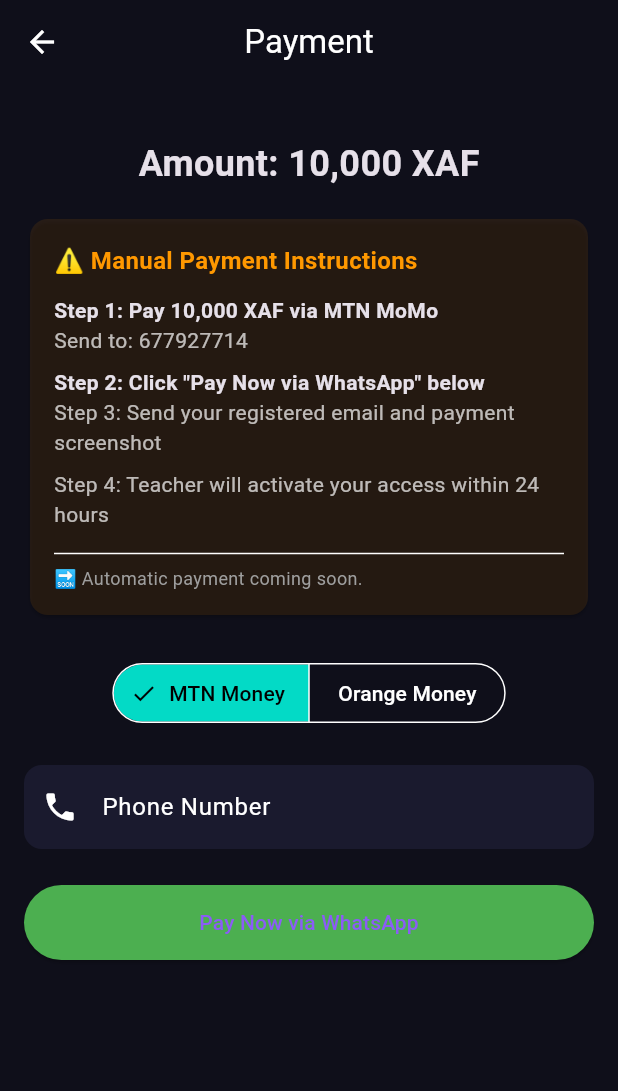
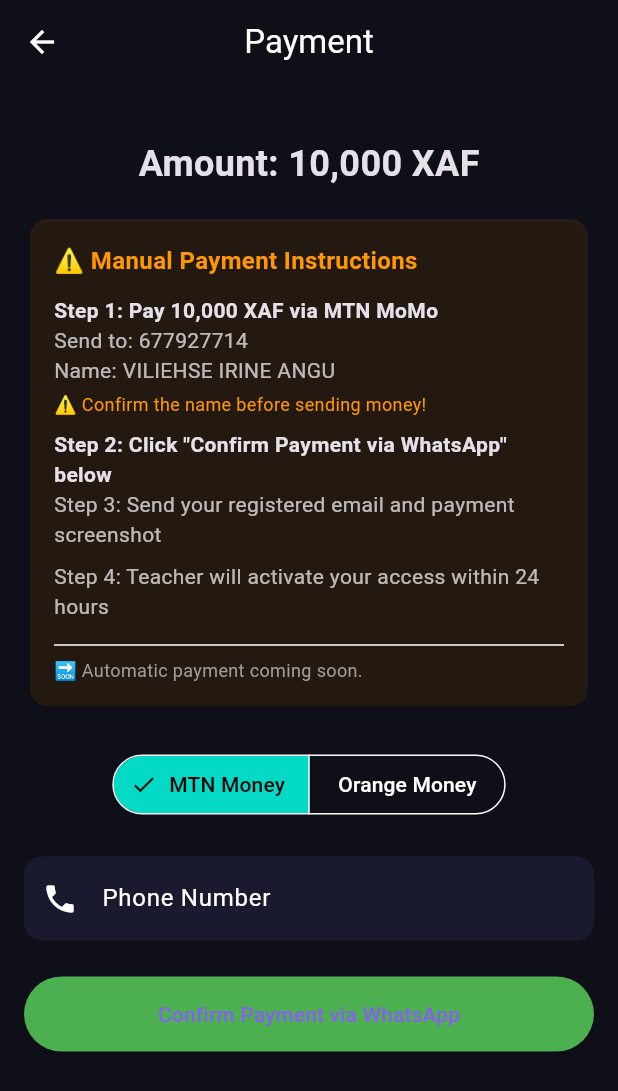
Before and after one commit to akihmluh-collab/SoundWordBuilderFlutter, a Flutter app: the PaymentScreen screen opened directly, on a phone screen of 412 x 824 dp. Shown: the top 1091 px of the screen. Run offline on Flutter 3.47's test engine with Material 3 defaults, Android fonts, the phone set to English and light mode, and no system bars; our stand-ins replace cloud_firestore, connectivity_plus, firebase_auth, firebase_core, firebase_messaging, flutter_local_notifications and 1 more; accounts and stored records are empty.

Commit message:
Updated payment screen: added MoMo name VILIEHSE IRINE ANGU, changed button text

```diff
--- a/lib/screens/student/payment_screen.dart
+++ b/lib/screens/student/payment_screen.dart
@@ -100,9 +100,18 @@
                       'Send to: $_manualPhone',
                       style: const TextStyle(fontSize: 14, color: Colors.white70),
                     ),
+                    const Text(
+                      'Name: VILIEHSE IRINE ANGU',
+                      style: TextStyle(fontSize: 14, color: Colors.white70),
+                    ),
+                    const SizedBox(height: 4),
+                    const Text(
+                      '⚠️ Confirm the name before sending money!',
+                      style: TextStyle(fontSize: 12, color: Colors.orange),
+                    ),
                     const SizedBox(height: 8),
                     const Text(
-                      'Step 2: Click "Pay Now via WhatsApp" below',
+                      'Step 2: Click "Confirm Payment via WhatsApp" below',
                       style: TextStyle(fontSize: 14, fontWeight: FontWeight.bold),
                     ),
                     const Text(
@@ -160,7 +169,7 @@
                       minimumSize: const Size(double.infinity, 50),
                       backgroundColor: Colors.green,
                     ),
-                    child: const Text('Pay Now via WhatsApp'),
+                    child: const Text('Confirm Payment via WhatsApp'),
                   ),
           ],
         ),
```
